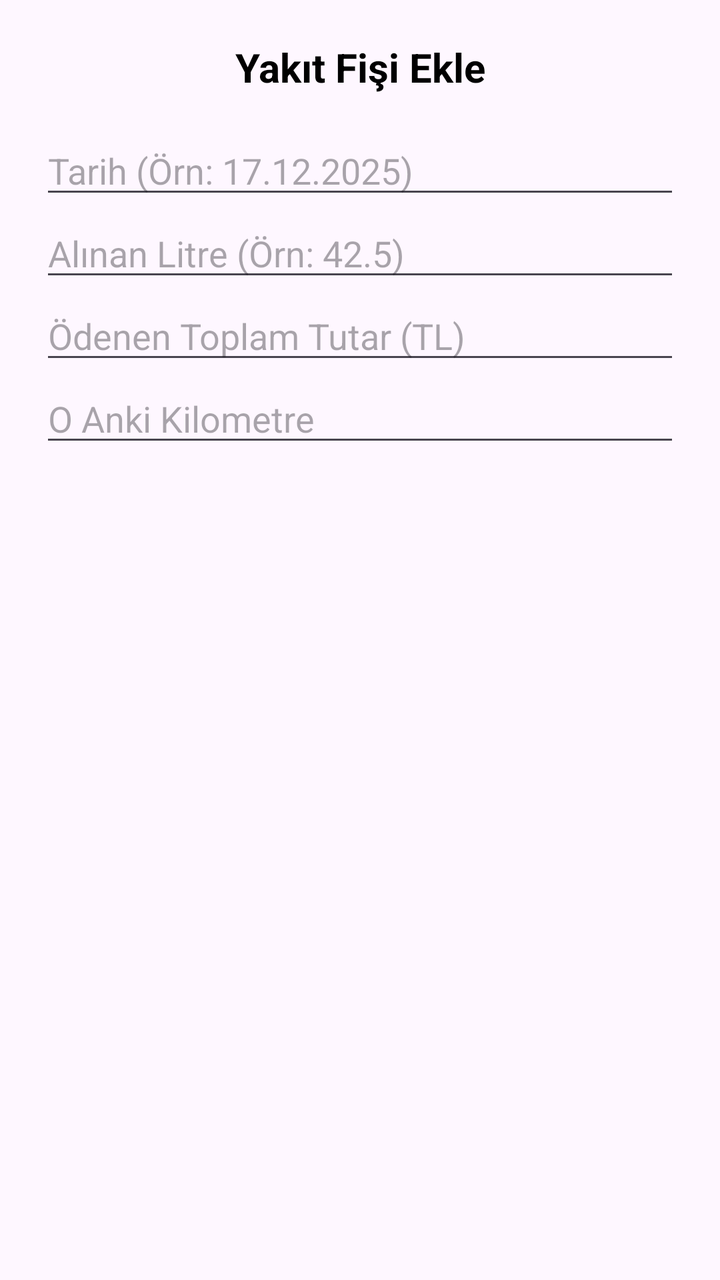
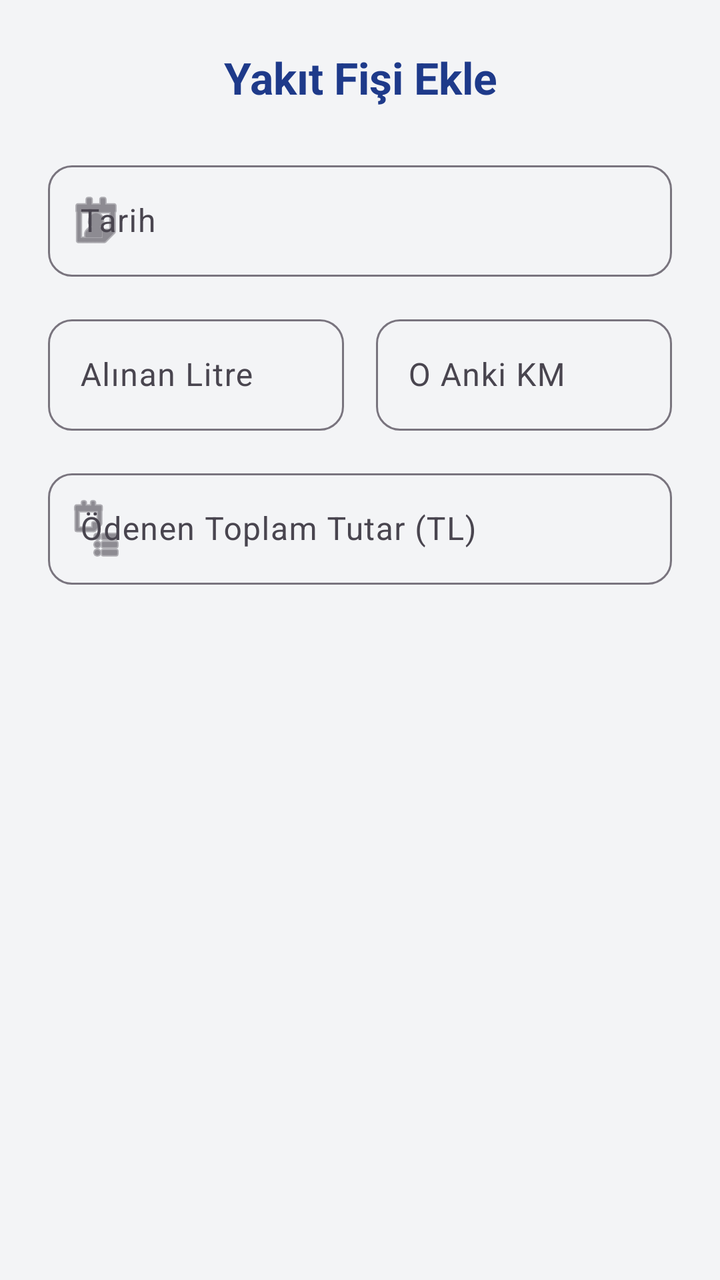

Compare the two renders of this Android layout. The source of the first and the diff that turns it into the second are given below.
<!-- AndroidManifest.xml: application theme Theme.Garajim -->
<!-- res/layout/dialog_add_fuel.xml -->
<?xml version="1.0" encoding="utf-8"?>
<LinearLayout xmlns:android="http://schemas.android.com/apk/res/android"
    android:layout_width="match_parent"
    android:layout_height="wrap_content"
    android:orientation="vertical"
    android:padding="20dp">

    <TextView
        android:layout_width="match_parent"
        android:layout_height="wrap_content"
        android:text="Yakıt Fişi Ekle"
        android:textSize="20sp"
        android:textStyle="bold"
        android:gravity="center"
        android:layout_marginBottom="16dp"
        android:textColor="@color/black"/>

    <EditText
        android:id="@+id/etFuelDate"
        android:layout_width="match_parent"
        android:layout_height="wrap_content"
        android:hint="Tarih (Örn: 17.12.2025)"
        android:focusable="false"
        android:inputType="date"/>

    <EditText
        android:id="@+id/etLiter"
        android:layout_width="match_parent"
        android:layout_height="wrap_content"
        android:hint="Alınan Litre (Örn: 42.5)"
        android:inputType="numberDecimal"/>

    <EditText
        android:id="@+id/etTotalCost"
        android:layout_width="match_parent"
        android:layout_height="wrap_content"
        android:hint="Ödenen Toplam Tutar (TL)"
        android:inputType="numberDecimal"/>

    <EditText
        android:id="@+id/etCurrentKm"
        android:layout_width="match_parent"
        android:layout_height="wrap_content"
        android:hint="O Anki Kilometre"
        android:inputType="number"/>

</LinearLayout>
<!-- resources referenced by this layout -->
<resources>
  <color name="black">#FF000000</color>
  <style name="Theme.Garajim" parent="Base.Theme.Garajim" />
  <style name="Base.Theme.Garajim" parent="Theme.Material3.DayNight.NoActionBar">
          
          
      </style>
</resources>

<!-- the commit's change to res/layout/dialog_add_fuel.xml (unified diff, before → after) -->
@@ -1,47 +1,104 @@
 <?xml version="1.0" encoding="utf-8"?>
-<LinearLayout xmlns:android="http://schemas.android.com/apk/res/android"
+<ScrollView xmlns:android="http://schemas.android.com/apk/res/android"
+    xmlns:app="http://schemas.android.com/apk/res-auto"
     android:layout_width="match_parent"
-    android:layout_height="wrap_content"
-    android:orientation="vertical"
-    android:padding="20dp">
+    android:layout_height="wrap_content">
 
-    <TextView
+    <LinearLayout
         android:layout_width="match_parent"
         android:layout_height="wrap_content"
-        android:text="Yakıt Fişi Ekle"
-        android:textSize="20sp"
-        android:textStyle="bold"
-        android:gravity="center"
-        android:layout_marginBottom="16dp"
-        android:textColor="@color/black"/>
+        android:orientation="vertical"
+        android:padding="24dp">
 
-    <EditText
-        android:id="@+id/etFuelDate"
-        android:layout_width="match_parent"
-        android:layout_height="wrap_content"
-        android:hint="Tarih (Örn: 17.12.2025)"
-        android:focusable="false"
-        android:inputType="date"/>
+        <TextView
+            android:layout_width="match_parent"
+            android:layout_height="wrap_content"
+            android:text="Yakıt Fişi Ekle"
+            android:textSize="22sp"
+            android:textStyle="bold"
+            android:gravity="center"
+            android:layout_marginBottom="24dp"
+            android:textColor="@color/garaj_blue"/>
 
-    <EditText
-        android:id="@+id/etLiter"
-        android:layout_width="match_parent"
-        android:layout_height="wrap_content"
-        android:hint="Alınan Litre (Örn: 42.5)"
-        android:inputType="numberDecimal"/>
+        <com.google.android.material.textfield.TextInputLayout
+            android:layout_width="match_parent"
+            android:layout_height="wrap_content"
+            android:hint="Tarih"
+            app:startIconDrawable="@android:drawable/ic_menu_my_calendar"
+            app:boxBackgroundMode="outline"
+            app:boxCornerRadiusTopStart="12dp"
+            app:boxCornerRadiusTopEnd="12dp"
+            app:boxCornerRadiusBottomStart="12dp"
+            app:boxCornerRadiusBottomEnd="12dp"
+            android:layout_marginBottom="16dp">
+            <com.google.android.material.textfield.TextInputEditText
+                android:id="@+id/etFuelDate"
+                android:layout_width="match_parent"
+                android:layout_height="wrap_content"
+                android:inputType="date"
+                android:focusable="false"/>
+        </com.google.android.material.textfield.TextInputLayout>
 
-    <EditText
-        android:id="@+id/etTotalCost"
-        android:layout_width="match_parent"
-        android:layout_height="wrap_content"
-        android:hint="Ödenen Toplam Tutar (TL)"
-        android:inputType="numberDecimal"/>
+        <LinearLayout
+            android:layout_width="match_parent"
+            android:layout_height="wrap_content"
+            android:orientation="horizontal"
+            android:baselineAligned="false"
+            android:layout_marginBottom="16dp">
 
-    <EditText
-        android:id="@+id/etCurrentKm"
-        android:layout_width="match_parent"
-        android:layout_height="wrap_content"
-        android:hint="O Anki Kilometre"
-        android:inputType="number"/>
+            <com.google.android.material.textfield.TextInputLayout
+                android:layout_width="0dp"
+                android:layout_height="wrap_content"
+                android:layout_weight="1"
+                android:layout_marginEnd="8dp"
+                android:hint="Alınan Litre"
+                app:boxBackgroundMode="outline"
+                app:boxCornerRadiusTopStart="12dp"
+                app:boxCornerRadiusTopEnd="12dp"
+                app:boxCornerRadiusBottomStart="12dp"
+                app:boxCornerRadiusBottomEnd="12dp">
+                <com.google.android.material.textfield.TextInputEditText
+                    android:id="@+id/etLiter"
+                    android:layout_width="match_parent"
+                    android:layout_height="wrap_content"
+                    android:inputType="numberDecimal"/>
+            </com.google.android.material.textfield.TextInputLayout>
 
-</LinearLayout>
+            <com.google.android.material.textfield.TextInputLayout
+                android:layout_width="0dp"
+                android:layout_height="wrap_content"
+                android:layout_weight="1"
+                android:layout_marginStart="8dp"
+                android:hint="O Anki KM"
+                app:boxBackgroundMode="outline"
+                app:boxCornerRadiusTopStart="12dp"
+                app:boxCornerRadiusTopEnd="12dp"
+                app:boxCornerRadiusBottomStart="12dp"
+                app:boxCornerRadiusBottomEnd="12dp">
+                <com.google.android.material.textfield.TextInputEditText
+                    android:id="@+id/etCurrentKm"
+                    android:layout_width="match_parent"
+                    android:layout_height="wrap_content"
+                    android:inputType="number"/>
+            </com.google.android.material.textfield.TextInputLayout>
+        </LinearLayout>
+
+        <com.google.android.material.textfield.TextInputLayout
+            android:layout_width="match_parent"
+            android:layout_height="wrap_content"
+            android:hint="Ödenen Toplam Tutar (TL)"
+            app:startIconDrawable="@android:drawable/ic_menu_agenda"
+            app:boxBackgroundMode="outline"
+            app:boxCornerRadiusTopStart="12dp"
+            app:boxCornerRadiusTopEnd="12dp"
+            app:boxCornerRadiusBottomStart="12dp"
+            app:boxCornerRadiusBottomEnd="12dp">
+            <com.google.android.material.textfield.TextInputEditText
+                android:id="@+id/etTotalCost"
+                android:layout_width="match_parent"
+                android:layout_height="wrap_content"
+                android:inputType="numberDecimal"/>
+        </com.google.android.material.textfield.TextInputLayout>
+
+    </LinearLayout>
+</ScrollView>
<!-- resource entries referenced after the edit -->
@@ -1,10 +1,19 @@
 <!-- resources referenced by this layout -->
 <resources>
-  <color name="black">#FF000000</color>
+  <color name="garaj_blue">#1E3A8A</color>
   <style name="Theme.Garajim" parent="Base.Theme.Garajim" />
   <style name="Base.Theme.Garajim" parent="Theme.Material3.DayNight.NoActionBar">
-          
-          
-      </style>
+          <item name="colorPrimary">@color/garaj_blue</item>
+          <item name="colorOnPrimary">@color/white</item>
+          <item name="colorSecondary">@color/garaj_orange</item>
+          <item name="colorOnSecondary">@color/white</item>
+  
+          <item name="android:colorBackground">@color/background_gray</item>
+  
+          <item name="android:statusBarColor">@color/background_gray</item>
+          <item name="android:windowLightStatusBar">true</item> </style>
+  <color name="white">#FFFFFF</color>
+  <color name="garaj_orange">#F97316</color>
+  <color name="background_gray">#F3F4F6</color>
 </resources>
 
